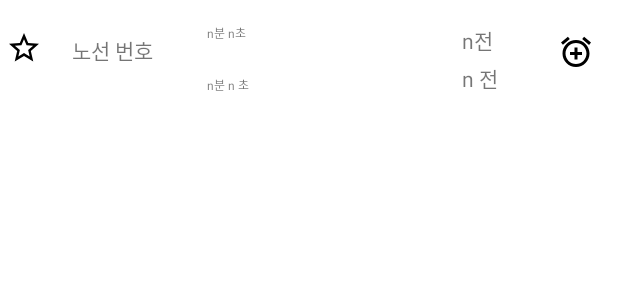
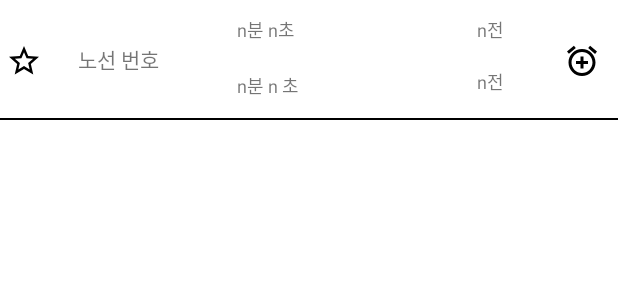
Before and after one commit to J1WonLee/MyBus_v4, an Android app: the layout stop_detail_item.xml on its own in the app's theme, with its tools: preview values and no code run, on a phone screen of 412 x 824 dp. Shown: the top 300 px of the screen. Run offline under Robolectric (Android 15) with nearby library versions, the phone set to English and light mode, and no system bars.

Commit message:
09-09 정류장 상세보기 정보보기 다이얼로그창

```diff
--- a/app/src/main/res/drawable/ic_baseline_directions_bus_24.xml
+++ b/app/src/main/res/drawable/ic_baseline_directions_bus_24.xml
@@ -1,4 +1,4 @@
-<vector android:height="24dp" android:tint="#090909"
+<vector android:height="24dp" android:tint="#111111"
     android:viewportHeight="24" android:viewportWidth="24"
     android:width="24dp" xmlns:android="http://schemas.android.com/apk/res/android">
     <path android:fillColor="@android:color/white" android:pathData="M4,16c0,0.88 0.39,1.67 1,2.22L5,20c0,0.55 0.45,1 1,1h1c0.55,0 1,-0.45 1,-1v-1h8v1c0,0.55 0.45,1 1,1h1c0.55,0 1,-0.45 1,-1v-1.78c0.61,-0.55 1,-1.34 1,-2.22L20,6c0,-3.5 -3.58,-4 -8,-4s-8,0.5 -8,4v10zM7.5,17c-0.83,0 -1.5,-0.67 -1.5,-1.5S6.67,14 7.5,14s1.5,0.67 1.5,1.5S8.33,17 7.5,17zM16.5,17c-0.83,0 -1.5,-0.67 -1.5,-1.5s0.67,-1.5 1.5,-1.5 1.5,0.67 1.5,1.5 -0.67,1.5 -1.5,1.5zM18,11L6,11L6,6h12v5z"/>
--- /dev/null
+++ b/app/src/main/res/drawable/search_detail_list_border.xml
@@ -0,0 +1,9 @@
+<?xml version="1.0" encoding="utf-8"?>
+<layer-list xmlns:android="http://schemas.android.com/apk/res/android">
+    <item android:left="-10dp" android:right="-10dp"  android:top="-10dp"
+        android:bottom="0dp">
+        <shape android:shape="rectangle">
+            <stroke android:width="1dp" android:color="#000" />
+        </shape>
+    </item>
+</layer-list>
--- a/app/src/main/res/layout/stop_detail_item.xml
+++ b/app/src/main/res/layout/stop_detail_item.xml
@@ -1,11 +1,12 @@
 <?xml version="1.0" encoding="utf-8"?>
 <androidx.constraintlayout.widget.ConstraintLayout
+    android:background="@drawable/search_detail_list_border"
     android:id="@+id/stop_detail_list_layout"
     xmlns:android="http://schemas.android.com/apk/res/android"
     xmlns:app="http://schemas.android.com/apk/res-auto"
     xmlns:tools="http://schemas.android.com/tools"
     android:layout_width="match_parent"
-    android:layout_height="wrap_content">
+    android:layout_height="80dp">
 
     <TextView
         android:id="@+id/Bus_Sort"
@@ -24,31 +25,35 @@
         android:layout_width="wrap_content"
         android:layout_height="wrap_content"
         android:layout_marginStart="36dp"
-        android:layout_marginTop="16dp"
         android:text="n분 n초"
-        android:textSize="8dp"
-        app:layout_constraintStart_toEndOf="@+id/bus_route_name"
-        app:layout_constraintTop_toTopOf="parent" />
+        android:textSize="12sp"
+        app:layout_constraintBottom_toTopOf="@+id/bus_route_name"
+        app:layout_constraintStart_toEndOf="@+id/bus_route_name" />
 
     <TextView
         android:id="@+id/bus_route_name"
-        android:layout_width="wrap_content"
+        android:layout_width="70dp"
         android:layout_height="wrap_content"
-        android:layout_marginStart="20dp"
+        android:layout_marginStart="24dp"
         android:text="노선 번호"
+        android:textSize="14sp"
         app:layout_constraintBottom_toBottomOf="@+id/add_fav"
         app:layout_constraintStart_toEndOf="@+id/add_fav"
         app:layout_constraintTop_toTopOf="@+id/add_fav"
-        app:layout_constraintVertical_bias="1.0" />
+        app:layout_constraintVertical_bias="0.0" />
 
     <TextView
         android:id="@+id/second_remain_time"
         android:layout_width="wrap_content"
         android:layout_height="wrap_content"
+        android:layout_marginBottom="16dp"
         android:text="n분 n 초"
-        android:textSize="8dp"
+        android:textSize="12sp"
         app:layout_constraintBottom_toBottomOf="parent"
-        app:layout_constraintStart_toStartOf="@+id/first_remain_time" />
+        app:layout_constraintEnd_toEndOf="@+id/first_remain_time"
+        app:layout_constraintHorizontal_bias="0.0"
+        app:layout_constraintStart_toStartOf="@+id/first_remain_time"
+        app:layout_constraintTop_toBottomOf="@+id/bus_route_name" />
 
     <ImageView
         android:id="@+id/add_fav"
@@ -65,7 +70,7 @@
         android:id="@+id/add_alarm"
         android:layout_width="wrap_content"
         android:layout_height="wrap_content"
-        android:layout_marginEnd="16dp"
+        android:layout_marginEnd="12dp"
         app:layout_constraintBottom_toBottomOf="@+id/bus_route_name"
         app:layout_constraintEnd_toEndOf="parent"
         app:layout_constraintTop_toTopOf="@+id/bus_route_name"
@@ -76,9 +81,11 @@
         android:id="@+id/second_remain_seat"
         android:layout_width="wrap_content"
         android:layout_height="wrap_content"
-        android:layout_marginTop="4dp"
-        android:text="n 전"
-        app:layout_constraintBottom_toBottomOf="@+id/second_remain_time"
+        android:text="n전"
+        android:textSize="12sp"
+        app:layout_constraintBottom_toBottomOf="parent"
+        app:layout_constraintEnd_toEndOf="@+id/first_remain_seat"
+        app:layout_constraintHorizontal_bias="0.0"
         app:layout_constraintStart_toStartOf="@+id/first_remain_seat"
         app:layout_constraintTop_toBottomOf="@+id/first_remain_seat" />
 
@@ -87,7 +94,8 @@
         android:layout_width="wrap_content"
         android:layout_height="wrap_content"
         android:layout_marginEnd="40dp"
-        android:text="n전 "
+        android:text="n전"
+        android:textSize="12sp"
         app:layout_constraintEnd_toStartOf="@+id/add_alarm"
         app:layout_constraintTop_toTopOf="@+id/first_remain_time" />
 
```
Also changed, not shown: app/src/main/java/com/example/mybus/searchDetail/BusRouteDetailAdapter.java (+12 -2 lines), app/src/main/res/drawable/ic_launcher_background.xml (+70 -166 lines), app/src/main/res/layout/bus_route_detail_item.xml (+20 -17 lines).
